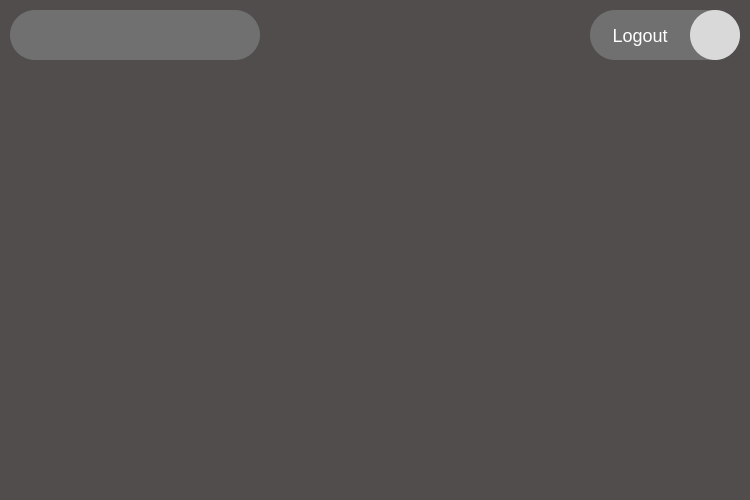
The window that RFTA-Win64/dashboard.ui (rotat1ck/RFTA) describes before a commit, drawn with Qt 5.
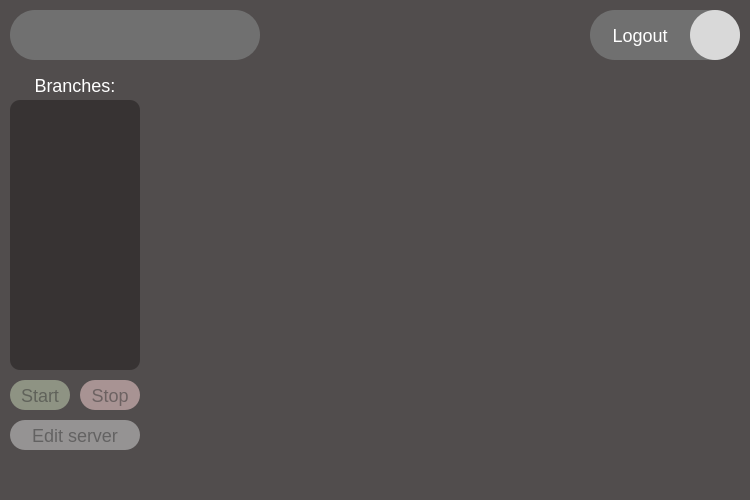
The same window after the commit.

Commit message: added branch section to dashboard, no functionality for buttons

Patch:
```diff
--- a/RFTA-Win64/dashboard.ui
+++ b/RFTA-Win64/dashboard.ui
@@ -151,6 +151,140 @@
      </widget>
     </widget>
    </widget>
+   <widget class="QWidget" name="MainPageField" native="true">
+    <property name="geometry">
+     <rect>
+      <x>10</x>
+      <y>70</y>
+      <width>730</width>
+      <height>420</height>
+     </rect>
+    </property>
+    <widget class="QWidget" name="BranchSection" native="true">
+     <property name="geometry">
+      <rect>
+       <x>0</x>
+       <y>0</y>
+       <width>130</width>
+       <height>420</height>
+      </rect>
+     </property>
+     <widget class="QLabel" name="BranchesLabel">
+      <property name="geometry">
+       <rect>
+        <x>10</x>
+        <y>0</y>
+        <width>110</width>
+        <height>30</height>
+       </rect>
+      </property>
+      <property name="styleSheet">
+       <string notr="true">font-family: 'Inter SemiBold';
+font-size: 18px;
+
+color: #FFFFFF;
+
+</string>
+      </property>
+      <property name="text">
+       <string>Branches:</string>
+      </property>
+      <property name="alignment">
+       <set>Qt::AlignmentFlag::AlignCenter</set>
+      </property>
+     </widget>
+     <widget class="QWidget" name="Branches" native="true">
+      <property name="geometry">
+       <rect>
+        <x>0</x>
+        <y>30</y>
+        <width>130</width>
+        <height>270</height>
+       </rect>
+      </property>
+      <property name="styleSheet">
+       <string notr="true">background: #373333;
+border-radius: 10px;
+</string>
+      </property>
+     </widget>
+     <widget class="QPushButton" name="StartButton">
+      <property name="geometry">
+       <rect>
+        <x>0</x>
+        <y>310</y>
+        <width>60</width>
+        <height>30</height>
+       </rect>
+      </property>
+      <property name="styleSheet">
+       <string notr="true">background: rgba(204, 218, 185, 128);
+border-radius: 15px;
+
+font-family: 'Inter SemiBold';
+font-size: 18px;
+line-height: 22px;
+
+color: rgba(50, 50, 50, 128);
+
+</string>
+      </property>
+      <property name="text">
+       <string>Start</string>
+      </property>
+     </widget>
+     <widget class="QPushButton" name="StopButton">
+      <property name="geometry">
+       <rect>
+        <x>70</x>
+        <y>310</y>
+        <width>60</width>
+        <height>30</height>
+       </rect>
+      </property>
+      <property name="styleSheet">
+       <string notr="true">background: rgba(255, 217, 217, 128);
+border-radius: 15px;
+
+font-family: 'Inter SemiBold';
+font-size: 18px;
+line-height: 22px;
+
+color: rgba(50, 50, 50, 128);
+
+</string>
+      </property>
+      <property name="text">
+       <string>Stop</string>
+      </property>
+     </widget>
+     <widget class="QPushButton" name="EditServerButton">
+      <property name="geometry">
+       <rect>
+        <x>0</x>
+        <y>350</y>
+        <width>130</width>
+        <height>30</height>
+       </rect>
+      </property>
+      <property name="styleSheet">
+       <string notr="true">background: rgba(217, 217, 217, 128);
+border-radius: 15px;
+
+font-family: 'Inter SemiBold';
+font-size: 18px;
+line-height: 22px;
+
+color: rgba(50, 50, 50, 128);
+
+</string>
+      </property>
+      <property name="text">
+       <string>Edit server</string>
+      </property>
+     </widget>
+    </widget>
+   </widget>
   </widget>
  </widget>
  <resources/>
```
Left out of the diff: 3 changed lines with no effect on the pictures.
